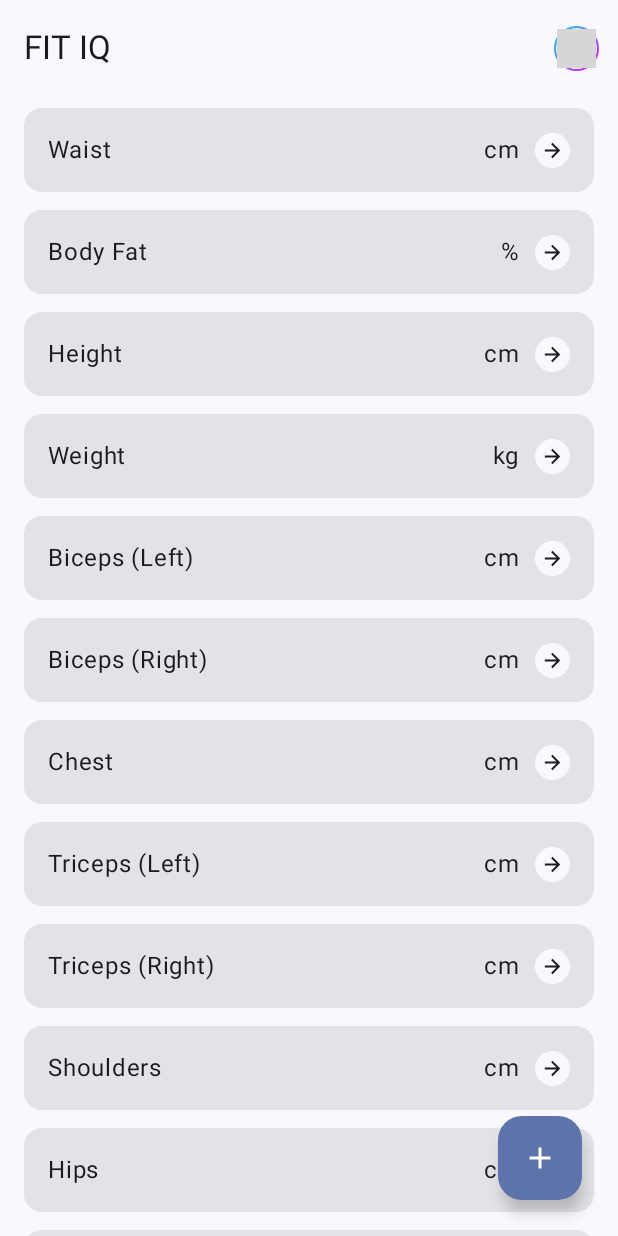
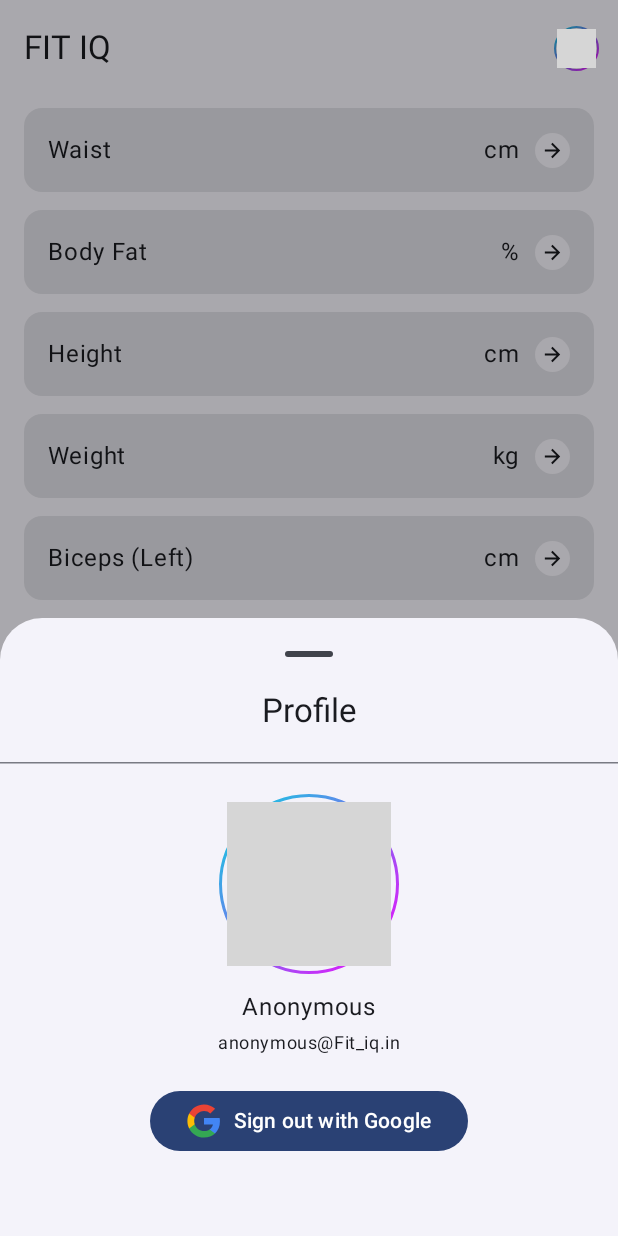
Before and after one commit to Pravan/Fit_iq2, an Android app built with Jetpack Compose: the composable Dashboardscreen shown on its own in the app's theme, after a tap on "profile Picture", on a phone screen of 412 x 824 dp. Run offline under Robolectric (Android 15) with nearby library versions, the phone set to English and light mode, and no system bars; our stand-ins replace window size class; pictures from the network do not load; grey boxes are pictures that could not be loaded.

Commit message:
Bottom Sheet

```diff
--- a/app/src/main/java/com/example/fit_iq/MainActivity.kt
+++ b/app/src/main/java/com/example/fit_iq/MainActivity.kt
@@ -7,6 +7,7 @@ import androidx.activity.enableEdgeToEdge
 import androidx.compose.material3.windowsizeclass.ExperimentalMaterial3WindowSizeClassApi
 import androidx.compose.material3.windowsizeclass.calculateWindowSizeClass
 import com.example.fit_iq.ui.presentation.Fit_iqTheme
+import com.example.fit_iq.ui.presentation.dashboard.Dashboardscreen
 import com.example.fit_iq.ui.presentation.signin.signInScreen
 
 @OptIn(ExperimentalMaterial3WindowSizeClassApi::class)
@@ -19,7 +20,7 @@ class MainActivity : ComponentActivity() {
         setContent {
             Fit_iqTheme {
                 val windowSizeClass = calculateWindowSizeClass(activity = this)
-                signInScreen(windowSize =windowSizeClass.widthSizeClass)
+                Dashboardscreen()
 
 
             }
--- /dev/null
+++ b/app/src/main/java/com/example/fit_iq/domain/model/User.kt
@@ -0,0 +1,9 @@
+package com.example.fit_iq.domain.model
+
+data class User(
+    val name:String,
+    val email:String,
+    val profilePictureUrl:String,
+    val isAnonymous:Boolean,
+    val userId:String? = null
+)
--- a/app/src/main/java/com/example/fit_iq/ui/presentation/component/GoogleSignInButton.kt
+++ b/app/src/main/java/com/example/fit_iq/ui/presentation/component/GoogleSignInButton.kt
@@ -10,7 +10,6 @@ import androidx.compose.runtime.Composable
 import androidx.compose.ui.Modifier
 import androidx.compose.ui.graphics.Color
 import androidx.compose.ui.res.painterResource
-import androidx.compose.ui.text.googlefonts.GoogleFont
 import com.example.fit_iq.R
 import androidx.compose.ui.tooling.preview.Preview
 import com.example.fit_iq.ui.presentation.Fit_iqTheme
--- /dev/null
+++ b/app/src/main/java/com/example/fit_iq/ui/presentation/component/ProfileBottomSheet.kt
@@ -0,0 +1,96 @@
+package com.example.fit_iq.ui.presentation.component
+
+import androidx.compose.foundation.layout.Column
+import androidx.compose.foundation.layout.Spacer
+import androidx.compose.foundation.layout.fillMaxSize
+import androidx.compose.foundation.layout.fillMaxWidth
+import androidx.compose.foundation.layout.height
+import androidx.compose.foundation.layout.padding
+import androidx.compose.material3.BottomSheetDefaults
+import androidx.compose.material3.ExperimentalMaterial3Api
+import androidx.compose.material3.HorizontalDivider
+import androidx.compose.material3.MaterialTheme
+import androidx.compose.material3.ModalBottomSheet
+import androidx.compose.material3.SheetState
+import androidx.compose.material3.Text
+import androidx.compose.material3.rememberModalBottomSheetState
+import androidx.compose.runtime.Composable
+import androidx.compose.ui.Alignment
+import androidx.compose.ui.Modifier
+import androidx.compose.ui.tooling.preview.Preview
+import androidx.compose.ui.unit.dp
+import com.example.fit_iq.domain.model.User
+
+
+@OptIn(ExperimentalMaterial3Api::class)
+@Composable
+fun ProfileBottomSheet(
+    modifier: Modifier= Modifier,
+    isOpen: Boolean,
+    user: User?,
+    buttonLoadingState: Boolean,
+    buttonPrimaryText: String,
+    onGoogleButtonClick:() -> Unit,
+    onBottomSheetDismiss: () -> Unit
+) {
+    if(isOpen)
+    {
+        ModalBottomSheet(
+            modifier = modifier,
+            onDismissRequest = { onBottomSheetDismiss() },
+            dragHandle = {
+                Column(
+                    modifier = Modifier.fillMaxWidth(),
+                    horizontalAlignment = Alignment.CenterHorizontally
+
+                ) {
+                    BottomSheetDefaults.DragHandle()
+                    Text(
+                        text = "Profile",
+                        style = MaterialTheme.typography.titleLarge
+
+                    )
+                    Spacer(modifier = Modifier.height(20.dp))
+                    HorizontalDivider()
+                }
+            }
+        ) {
+            Column(
+                modifier =Modifier
+                    .fillMaxSize()
+                    .padding(20.dp),
+                horizontalAlignment = Alignment.CenterHorizontally
+
+            ){
+
+                ProfilePicPlaceholder(
+                    placeholderSize = 120.dp,
+                    borderWidth = 2.dp,
+                    profilePictureUrl = user?.profilePictureUrl,
+                    padding = 5.dp
+                )
+                Spacer(modifier = Modifier.height(10.dp))
+                Text(
+                    text =if(user == null|| user.isAnonymous) "Anonymous" else user.name,
+                    style = MaterialTheme.typography.bodyLarge
+
+                )
+                Spacer(modifier = Modifier.height(4.dp))
+                Text(
+                    text =if(user == null|| user.isAnonymous) "anonymous@Fit_iq.in" else user.email,
+                    style = MaterialTheme.typography.bodySmall
+                )
+                Spacer(modifier = Modifier.height(20.dp))
+                GoogleSignInButton(
+                    onclick = onGoogleButtonClick,
+                    loadingState = buttonLoadingState,
+                    primaryText = buttonPrimaryText,
+
+                )
+
+            }
+
+        }
+
+    }
+}
--- a/app/src/main/java/com/example/fit_iq/ui/presentation/dashboard/Dashboardscreen.kt
+++ b/app/src/main/java/com/example/fit_iq/ui/presentation/dashboard/Dashboardscreen.kt
@@ -25,8 +25,14 @@ import androidx.compose.material3.IconButton
 import androidx.compose.material3.MaterialTheme
 import androidx.compose.material3.Text
 import androidx.compose.material3.TopAppBar
+import androidx.compose.material3.rememberModalBottomSheetState
 import androidx.compose.material3.windowsizeclass.WindowWidthSizeClass
 import androidx.compose.runtime.Composable
+import androidx.compose.runtime.getValue
+import androidx.compose.runtime.mutableStateOf
+import androidx.compose.runtime.remember
+import androidx.compose.runtime.saveable.rememberSaveable
+import androidx.compose.runtime.setValue
 import androidx.compose.ui.Alignment
 import androidx.compose.ui.Modifier
 import androidx.compose.ui.draw.clip
@@ -34,15 +40,53 @@ import androidx.compose.ui.text.style.TextOverflow
 import androidx.compose.ui.tooling.preview.PreviewScreenSizes
 import androidx.compose.ui.unit.dp
 import com.example.fit_iq.domain.model.BodyPart
+import com.example.fit_iq.domain.model.User
 import com.example.fit_iq.domain.model.predefinedBodyParts
 import com.example.fit_iq.ui.presentation.Fit_iqTheme
+import com.example.fit_iq.ui.presentation.component.Fit_iqDialog
+import com.example.fit_iq.ui.presentation.component.ProfileBottomSheet
 import com.example.fit_iq.ui.presentation.component.ProfilePicPlaceholder
 import com.example.fit_iq.ui.presentation.signin.signInScreen
 
 
 
+
 @Composable
 fun Dashboardscreen() {
+
+
+    var isSignOutDialogOpen by rememberSaveable { mutableStateOf(false) }
+    var isProfileBottomSheetOpen by remember { mutableStateOf(false) }
+    val user = User(
+        name ="Pravanjan Behera",
+        email = "pravanjanb79@gmail.com",
+        profilePictureUrl = "https://yt3.googleusercontent.com/ytc/AIdro_mDcuRtpml1p-NVm4ql66W0OWKj60qMc4Jj79uDiw74Mc4=s160-c-k-c0x00ffffff-no-rj",
+        isAnonymous = false
+    )
+
+    ProfileBottomSheet(
+        isOpen = isProfileBottomSheetOpen ,
+        user = null,
+        buttonLoadingState = false,
+        buttonPrimaryText = "Sign out with Google",
+        onBottomSheetDismiss = {isProfileBottomSheetOpen = false},
+        onGoogleButtonClick = {isSignOutDialogOpen= true}
+    )
+
+
+    Fit_iqDialog(
+        isOpen = isSignOutDialogOpen,
+        title = "Sign Out",
+        body = {
+            Text(
+                text = "Are you want to sign out? "
+
+            )
+        },
+        onDialogDismiss  = {isSignOutDialogOpen = false},
+        onConfirmButtonClick = {isSignOutDialogOpen = false}
+    )
+
     Box(
         modifier = Modifier.fillMaxHeight()
     ){
@@ -52,8 +96,8 @@ fun Dashboardscreen() {
 
         {
             DashboardTopBar(
-                profilePicUrl = "https://i.ytimg.com/vi/RAgxkwkAsQE/hq720.jpg?sqp=-oaymwEhCK4FEIIDSFryq4qpAxMIARUAAAAAGAElAADIQj0AgKJD&rs=AOn4CLDr7rBN10U7lwhsmKYERBuFMS1xKw",
-                onProfilePicClick = {}
+                profilePicUrl = user.profilePictureUrl,
+                onProfilePicClick = {isProfileBottomSheetOpen= true}
             )
             LazyVerticalGrid(
                 modifier = Modifier.fillMaxHeight(),
```
